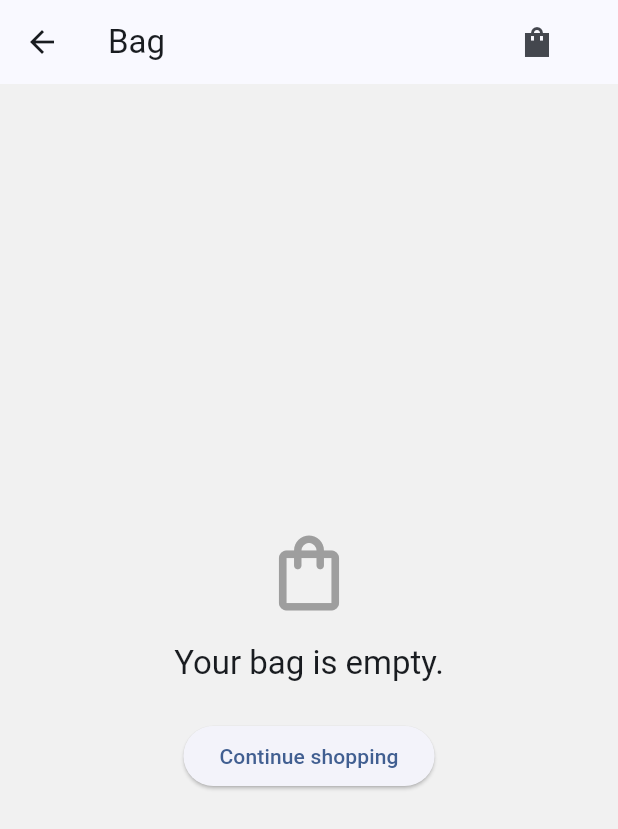
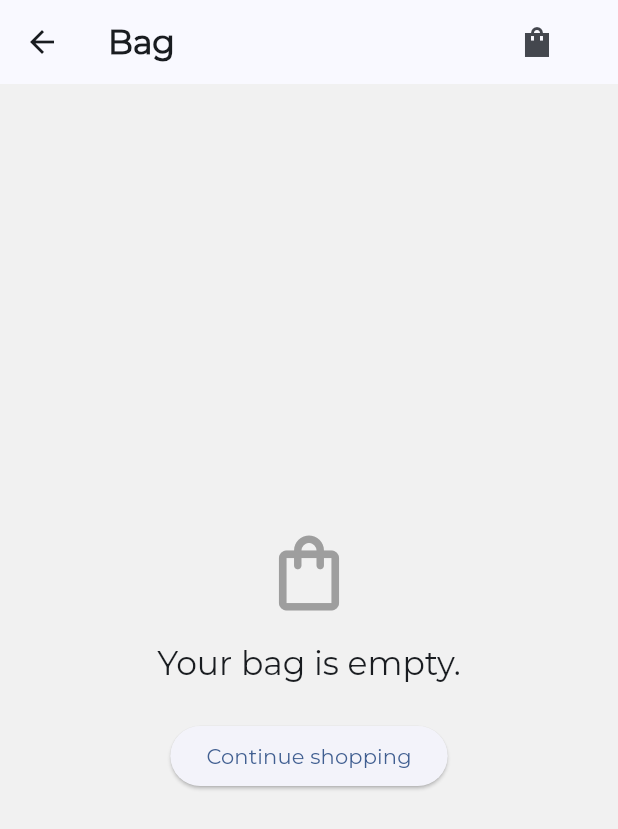
Before and after one commit to vitorhugonogueira/clean-ecommerce, a Flutter app: the CartDetailsScreen screen opened directly, on a phone screen of 412 x 824 dp. Shown: the top 829 px of the screen. Run offline on Flutter 3.47's test engine with Material 3 defaults, Android fonts, the phone set to English and light mode, and no system bars; our stand-ins replace flutter_dotenv, shared_preferences; accounts and stored records are empty; network calls fail; project files that could hold a hidden picture were left out.

Commit message:
Feat: Add font-family and pretifying title.

```diff
--- a/lib/ui/app.dart
+++ b/lib/ui/app.dart
@@ -14,6 +14,7 @@ class EcommerceApp extends StatelessWidget {
           seedColor: const Color.fromARGB(255, 19, 102, 197),
         ),
         useMaterial3: true,
+        fontFamily: 'Montserrat',
       ),
       home: const ProductListingScreen(),
     );
--- a/lib/ui/common/widgets/clean_app_bar/clean_app_bar.dart
+++ b/lib/ui/common/widgets/clean_app_bar/clean_app_bar.dart
@@ -4,11 +4,11 @@ import 'package:flutter/material.dart';
 class CleanAppBar extends AppBar {
   CleanAppBar({
     super.key,
-    required String title,
+    String? title,
     required AppNavigator navigator,
     List<Widget>? actions,
   }) : super(
-         title: Text(title),
+         title: CleanArchAppTitle(title: title),
          actions:
              actions ??
              [
@@ -20,3 +20,26 @@ class CleanAppBar extends AppBar {
              ],
        );
 }
+
+class CleanArchAppTitle extends StatelessWidget {
+  const CleanArchAppTitle({super.key, this.title});
+
+  final String? title;
+
+  @override
+  Widget build(BuildContext context) {
+    if (title != null) {
+      return Text(title!, style: TextStyle(fontWeight: FontWeight.bold));
+    }
+    return const Row(
+      children: [
+        Text('CLEAN ARCH', style: TextStyle(fontWeight: FontWeight.bold)),
+        SizedBox(width: 6),
+        Text(
+          'E-COMMERCE',
+          style: TextStyle(fontStyle: FontStyle.italic, fontSize: 20.0),
+        ),
+      ],
+    );
+  }
+}
--- a/lib/ui/common/widgets/clean_scaffold/clean_scaffold.dart
+++ b/lib/ui/common/widgets/clean_scaffold/clean_scaffold.dart
@@ -5,7 +5,7 @@ import 'package:flutter/material.dart';
 class CleanScaffold extends Scaffold {
   CleanScaffold({
     super.key,
-    required String title,
+    String? title,
     List<Widget>? actions,
     required Widget super.body,
     required AppNavigator navigator,
--- a/lib/ui/product/listing/product_listing_screen.dart
+++ b/lib/ui/product/listing/product_listing_screen.dart
@@ -60,7 +60,6 @@ class _ProductListingScreenState extends State<ProductListingScreen> {
   @override
   Widget build(BuildContext context) {
     return CleanScaffold(
-      title: 'CLEAN ARCH E-COMMERCE',
       navigator: AppNavigator(context),
       body: Center(
         child: Column(
```
Also changed, not shown: pubspec.yaml (+16 -63 lines), assets/fonts/Montserrat-ExtraBold.ttf (added), assets/fonts/Montserrat-Italic.ttf (added), assets/fonts/Montserrat-Light.ttf (added), assets/fonts/Montserrat-LightItalic.ttf (added), assets/fonts/Montserrat-Regular.ttf (added).
